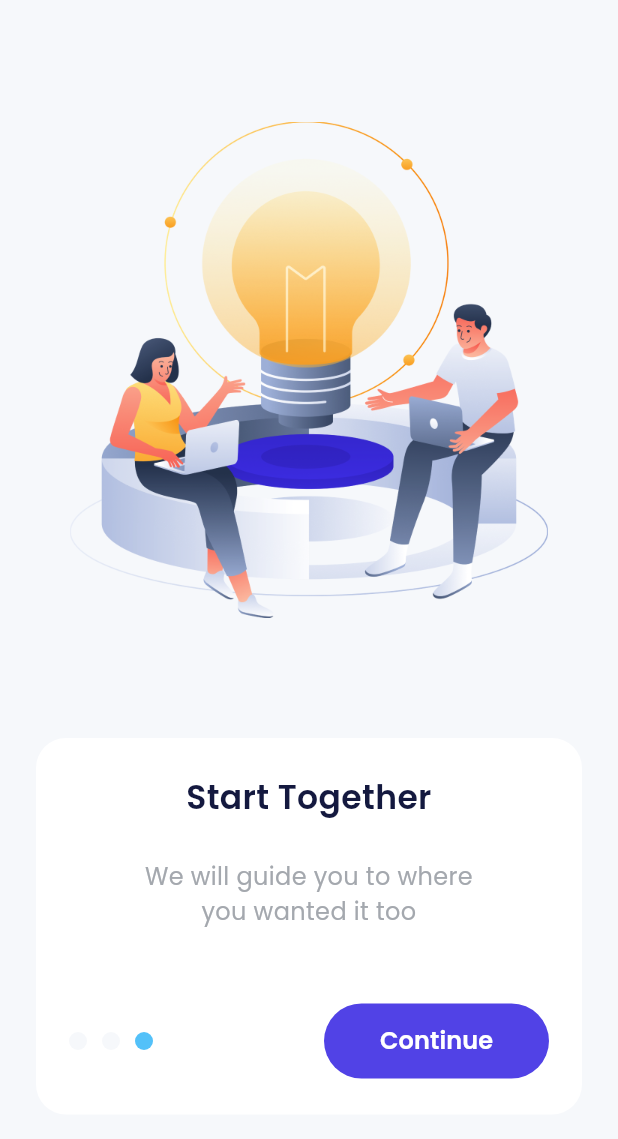
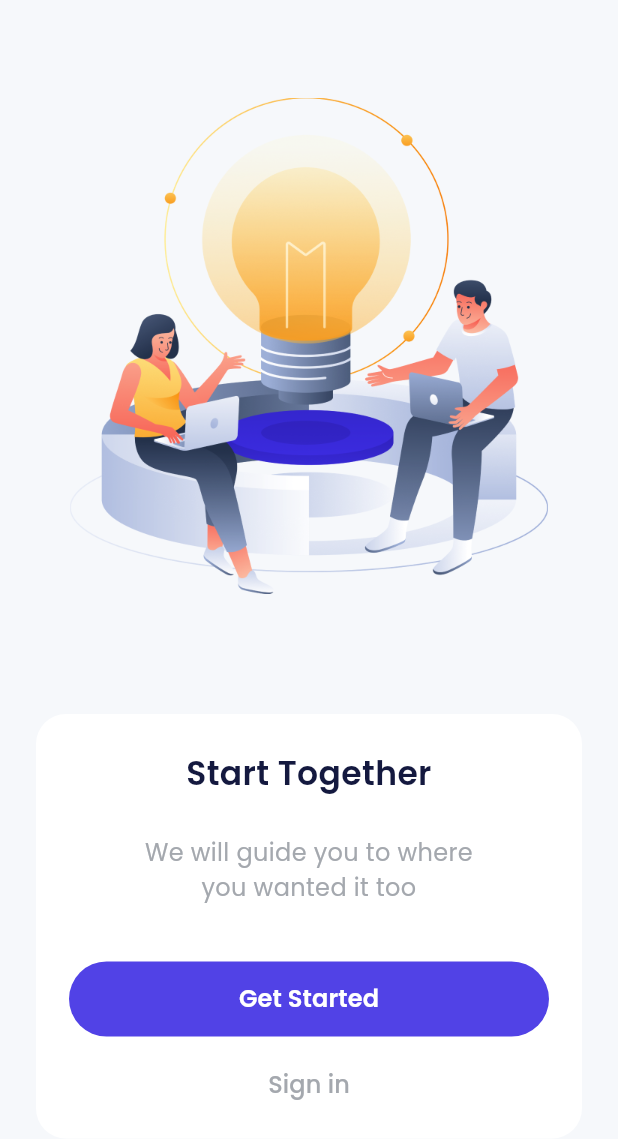
Before and after one commit to yowxy/E-Wallet, a Flutter app: the screen it shows after launch, swiped to page 3, on a phone screen of 412 x 824 dp. Shown: the top 1139 px of the screen. Run offline on Flutter 3.47's test engine with Material 3 defaults, Android fonts, the light colour scheme and no system bars; drawn by our look-alikes of carousel_slider; our stand-ins replace google_fonts.

Commit message:
slicing onboarding part 4

```diff
--- a/lib/ui/pages/onboarding_pages.dart
+++ b/lib/ui/pages/onboarding_pages.dart
@@ -95,9 +95,62 @@ class _OnboardingPageState extends State<OnboardingPage> {
                     ),
                     textAlign: TextAlign.center,
                   ),
-                  const SizedBox(
-                    height: 50,
+                  SizedBox(
+                    height: currentIndex == 2 ? 38: 50,
                   ),
+                  currentIndex == 2 ?
+                    Column(
+                      children: [
+
+                      SizedBox(
+                        width: double.infinity,
+                        height: 50,
+                        child: TextButton(
+                          onPressed: () {
+                            carouselController.nextPage();
+                          },
+                          style: TextButton.styleFrom(
+                            backgroundColor: purpleColor,
+                            shape: RoundedRectangleBorder(
+                              borderRadius: BorderRadius.circular(56),
+                            ),
+                          ),
+                          child: Text(
+                            'Get Started',
+                            style: whiteTextStyle.copyWith(
+                              fontSize: 16,
+                              fontWeight: semibold,
+                            ),
+                          ),
+                        ),
+                      ),
+
+                      const SizedBox(
+                        height: 20,
+                      ),
+
+                      SizedBox(
+                        width: double.infinity,
+                        height: 24,
+                        child: TextButton(
+                          onPressed: () {
+
+                          },
+                          style: TextButton.styleFrom(
+                            padding: EdgeInsets.zero,
+                          ),
+                          child: Text(
+                            'Sign in',
+                            style: greyTextStyle.copyWith(
+                              fontSize: 16,
+                            ),
+                          ),
+                        ),
+                      )
+
+
+                      ],
+                    ):
                   Row(
                     children: [
                       // Indicator circles
@@ -112,7 +165,7 @@ class _OnboardingPageState extends State<OnboardingPage> {
                           ),
                         ),
                       const Spacer(),
-                      Container(
+                      SizedBox(
                         width: 150,
                         height: 50,
                         child: TextButton(
```
